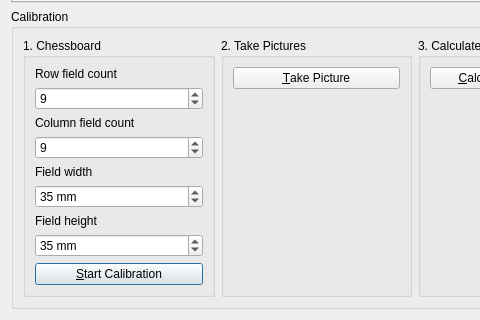
Old version of the form calibrationdialog.ui in the repository KITrokopter/GUI-Application; both pictures show x 0 to 480 and y 266 to 586 of the 633 by 586 pixel window.
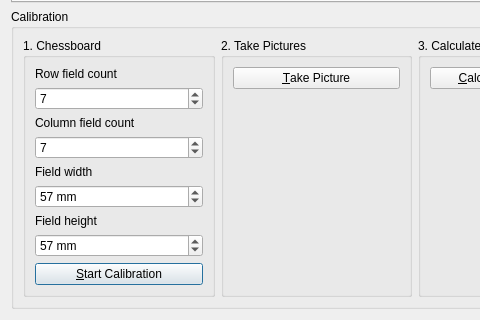
New version of the form.

Commit message: Set our chess board dimensions as default

```diff
--- a/calibrationdialog.ui
+++ b/calibrationdialog.ui
@@ -49,7 +49,7 @@
             <number>50</number>
            </property>
            <property name="value">
-            <number>9</number>
+            <number>7</number>
            </property>
           </widget>
          </item>
@@ -69,7 +69,7 @@
             <number>50</number>
            </property>
            <property name="value">
-            <number>9</number>
+            <number>7</number>
            </property>
           </widget>
          </item>
@@ -92,7 +92,7 @@
             <number>1000</number>
            </property>
            <property name="value">
-            <number>35</number>
+            <number>57</number>
            </property>
           </widget>
          </item>
@@ -115,7 +115,7 @@
             <number>1000</number>
            </property>
            <property name="value">
-            <number>35</number>
+            <number>57</number>
            </property>
           </widget>
          </item>
```
